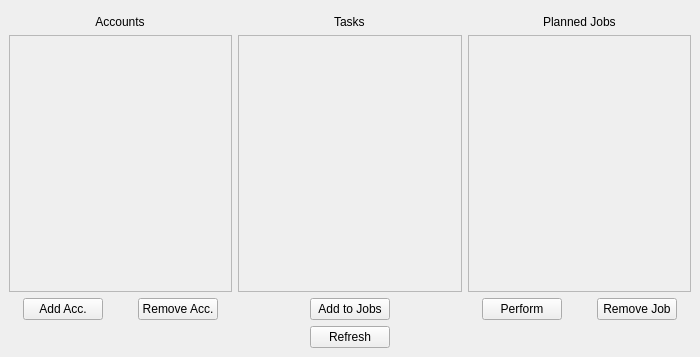
TheLeoYeo/iGPManagerTooleo, file tool/python/gui/views/home.ui: the form before one commit.
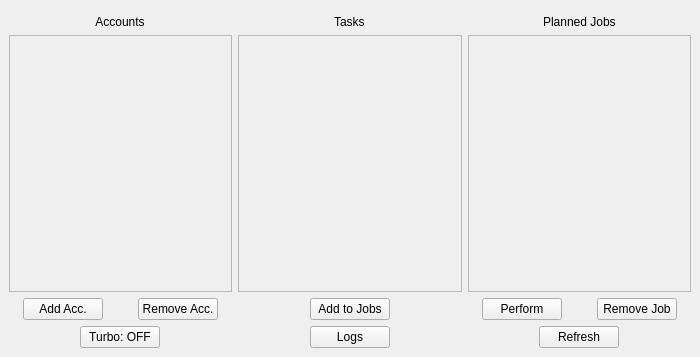
The form after the commit. Custom widgets are drawn as their Qt base class.

Commit message: turbo mode AND logs button added to UI

```diff
--- a/tool/python/gui/views/home.ui
+++ b/tool/python/gui/views/home.ui
@@ -142,6 +142,20 @@
       </item>
       <item>
        <layout class="QHBoxLayout" name="horizontalLayout_2">
+        <item alignment="Qt::AlignHCenter">
+         <widget class="ConfirmButton" name="turboModeButton">
+          <property name="text">
+           <string>Turbo: OFF</string>
+          </property>
+         </widget>
+        </item>
+        <item alignment="Qt::AlignHCenter">
+         <widget class="ConfirmButton" name="logsButton">
+          <property name="text">
+           <string>Logs</string>
+          </property>
+         </widget>
+        </item>
         <item alignment="Qt::AlignHCenter">
          <widget class="ConfirmButton" name="refreshButton">
           <property name="text">
```
